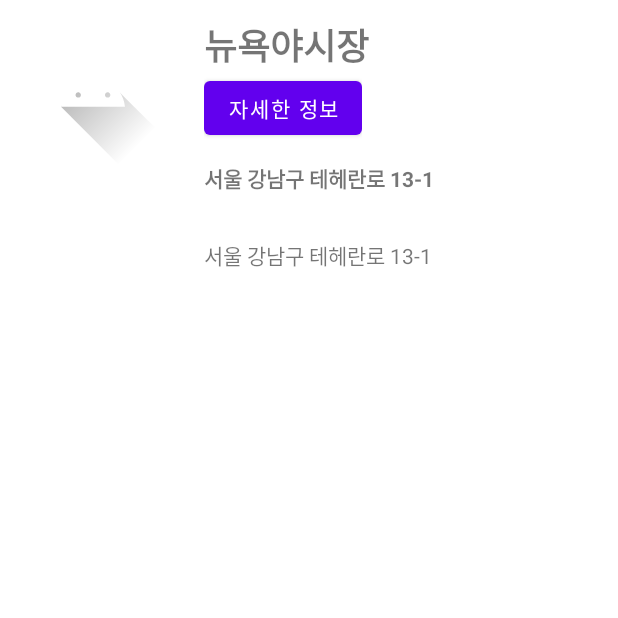
After one commit to HanBI24/2022_1_Capston_Edge-Map, an Android app: the fragment SearchBottomSheetFragment placed in its activity, on a phone screen of 412 x 824 dp, the top half of it. The commit adds this screen. Run offline under Robolectric (Android 15) with nearby library versions, the phone set to English and light mode, and no system bars; our stand-ins replace Dagger/Hilt's generated code, data binding; libraries missing offline, so code that uses them is left out: com.github.heyalex.bottomdrawer; 2 statements that could not run were skipped.

Commit message:
Add SearchBottomSheetFragment

```diff
--- a/app/src/main/java/com/example/hotplenavigation/view/bottom_menu/bookmark/webview/WebViewActivity.kt
+++ b/app/src/main/java/com/example/hotplenavigation/view/bottom_menu/bookmark/webview/WebViewActivity.kt
@@ -4,13 +4,16 @@ import android.webkit.WebViewClient
 import com.example.hotplenavigation.R
 import com.example.hotplenavigation.base.BindingActivity
 import com.example.hotplenavigation.databinding.ActivityWebBinding
+import dagger.hilt.android.AndroidEntryPoint
 
 // 해당 위치 정보를 더욱 자세히 알기 위한 WebView Activity
+@AndroidEntryPoint
 class WebViewActivity : BindingActivity<ActivityWebBinding>(R.layout.activity_web) {
 
     override fun initView() {
         // 사용자가 클릭한 해당 위치의 주소를 가져옴
         val address = intent.getStringExtra("get_address")
+        val recommend = intent.getStringExtra("get_recommend_title")
 
         // 웹뷰 초기 설정
         binding.webView.settings.apply {
@@ -22,7 +25,11 @@ class WebViewActivity : BindingActivity<ActivityWebBinding>(R.layout.activity_we
         // 웹뷰 띄우기
         binding.webView.apply {
             webViewClient = WebViewClient()
-            loadUrl("https://search.naver.com/search.naver?sm=tab_hty.top&where=nexearch&query=$address")
+            if(address == null) {
+                loadUrl("https://search.naver.com/search.naver?sm=tab_hty.top&where=nexearch&query=$recommend")
+            } else {
+                loadUrl("https://search.naver.com/search.naver?sm=tab_hty.top&where=nexearch&query=$address")
+            }
         }
     }
 }
--- a/app/src/main/java/com/example/hotplenavigation/view/bottom_menu/search/SearchFragment.kt
+++ b/app/src/main/java/com/example/hotplenavigation/view/bottom_menu/search/SearchFragment.kt
@@ -1,11 +1,14 @@
 package com.example.hotplenavigation.view.bottom_menu.search
 
 import android.content.Intent
+import android.widget.Toast
 import androidx.fragment.app.activityViewModels
 import com.example.hotplenavigation.R
 import com.example.hotplenavigation.base.BindingFragment
 import com.example.hotplenavigation.databinding.FragmentSearchBinding
+import com.example.hotplenavigation.view.bottom_menu.search.bottom_sheet.SearchBottomSheetFragment
 import com.example.hotplenavigation.view.bottom_menu.search.search_result.SearchResultActivity
+import com.example.hotplenavigation.view.bottom_menu.search.search_result.bottom_sheet.BottomSheetFragment
 import com.iammert.library.ui.multisearchviewlib.MultiSearchView
 import dagger.hilt.android.AndroidEntryPoint
 import java.lang.IndexOutOfBoundsException
@@ -15,10 +18,12 @@ import java.util.*
 @AndroidEntryPoint
 class SearchFragment : BindingFragment<FragmentSearchBinding>(R.layout.fragment_search) {
     private val searchFragmentViewModel: SearchFragmentViewModel by activityViewModels()
+    private val sheet: SearchBottomSheetFragment by lazy { SearchBottomSheetFragment() }
 
     override fun initView() {
         multiSearchViewInit()
-        ObserveData()
+        observeData()
+        onClickListener()
     }
 
     // 검색 기능: 오픈소스 라이브러리 활용
@@ -41,7 +46,7 @@ class SearchFragment : BindingFragment<FragmentSearchBinding>(R.layout.fragment_
         })
     }
 
-    private fun ObserveData() {
+    private fun observeData() {
         for(i in 0..5) {
             searchFragmentViewModel.getDuruData(
                 "qcjQXVRmqbxl/++PgL+DmjuHYAoLUDxFVyZcI70vaGOrYXYAWdBmNIEXwuNH7impD0bkwGKhWiX4IRTQB1aPXQ==",
@@ -110,5 +115,26 @@ class SearchFragment : BindingFragment<FragmentSearchBinding>(R.layout.fragment_
         }
     }
 
+    private fun onClickListener() {
+        binding.apply {
+            container1.setOnClickListener {
+                searchFragmentViewModel.getNumber.value = 1
+                fragmentManager?.let { it1 -> sheet.show(it1, "SearchBottomSheetFragment") }
+            }
+            container2.setOnClickListener {
+                searchFragmentViewModel.getNumber.value = 2
+                fragmentManager?.let { it1 -> sheet.show(it1, "SearchBottomSheetFragment") }
+            }
+            container3.setOnClickListener {
+                searchFragmentViewModel.getNumber.value = 3
+                fragmentManager?.let { it1 -> sheet.show(it1, "SearchBottomSheetFragment") }
+            }
+            container4.setOnClickListener {
+                searchFragmentViewModel.getNumber.value = 4
+                fragmentManager?.let { it1 -> sheet.show(it1, "SearchBottomSheetFragment") }
+            }
+        }
+    }
+
     private fun removeHtmlTag(desc: String) =  desc.replace("<(/)?([a-zA-Z]*)(\\s[a-zA-Z]*=[^>]*)?(\\s)*(/)?>", "")
 }
--- a/app/src/main/java/com/example/hotplenavigation/view/bottom_menu/search/SearchFragmentViewModel.kt
+++ b/app/src/main/java/com/example/hotplenavigation/view/bottom_menu/search/SearchFragmentViewModel.kt
@@ -30,6 +30,10 @@ class SearchFragmentViewModel @Inject constructor(
     val getDuruData4: LiveData<List<Duru>>
         get() = _getDuruData4
 
+    private val _getNumber = MutableLiveData<Int>()
+    val getNumber: MutableLiveData<Int>
+        get() = _getNumber
+
     fun getDuruData(
         serviceKey: String,
         pageNo: Int,
@@ -50,6 +54,5 @@ class SearchFragmentViewModel @Inject constructor(
                 getDuruRepository.makeGetDuruData(serviceKey, pageNo, numOfRows, _getDuruData4)
             }
         }
-
     }
 }
--- /dev/null
+++ b/app/src/main/java/com/example/hotplenavigation/view/bottom_menu/search/bottom_sheet/SearchBottomSheetFragment.kt
@@ -0,0 +1,67 @@
+package com.example.hotplenavigation.view.bottom_menu.search.bottom_sheet
+
+import android.content.Intent
+import android.os.Bundle
+import android.view.LayoutInflater
+import android.view.View
+import android.view.ViewGroup
+import androidx.fragment.app.activityViewModels
+import androidx.fragment.app.viewModels
+import com.example.hotplenavigation.databinding.FragmentSearchBottomSheetBinding
+import com.example.hotplenavigation.view.bottom_menu.bookmark.webview.WebViewActivity
+import com.example.hotplenavigation.view.bottom_menu.search.SearchFragmentViewModel
+import com.github.heyalex.bottomdrawer.BottomDrawerFragment
+import dagger.hilt.android.AndroidEntryPoint
+
+@AndroidEntryPoint
+class SearchBottomSheetFragment : BottomDrawerFragment() {
+    private var _binding: FragmentSearchBottomSheetBinding? = null
+    private val binding get() = _binding!!
+    private val searchFragmentViewModel: SearchFragmentViewModel by activityViewModels()
+
+    override fun onCreateView(
+        inflater: LayoutInflater,
+        container: ViewGroup?,
+        savedInstanceState: Bundle?
+    ): View {
+        _binding = FragmentSearchBottomSheetBinding.inflate(inflater, container, false)
+
+        initTextView()
+
+        return binding.root
+    }
+
+    private fun initTextView() {
+        binding.apply {
+            when(searchFragmentViewModel.getNumber.value) {
+                1 -> {
+                    tvTitle.text = searchFragmentViewModel.getDuruData1.value?.get(0)?.response?.body?.items?.item?.themeNm!!
+                    tvLineMsg.text = searchFragmentViewModel.getDuruData1.value?.get(0)?.response?.body?.items?.item?.linemsg!!
+                    tvDesc.text = removeHtmlTag(searchFragmentViewModel.getDuruData1.value?.get(0)?.response?.body?.items?.item?.themedesc!!)
+                }
+                2 -> {
+                    tvTitle.text = searchFragmentViewModel.getDuruData1.value?.get(1)?.response?.body?.items?.item?.themeNm!!
+                    tvLineMsg.text = searchFragmentViewModel.getDuruData1.value?.get(1)?.response?.body?.items?.item?.linemsg!!
+                    tvDesc.text = removeHtmlTag(searchFragmentViewModel.getDuruData1.value?.get(1)?.response?.body?.items?.item?.themedesc!!)
+                }
+                3 -> {
+                    tvTitle.text = searchFragmentViewModel.getDuruData1.value?.get(2)?.response?.body?.items?.item?.themeNm!!
+                    tvLineMsg.text = searchFragmentViewModel.getDuruData1.value?.get(2)?.response?.body?.items?.item?.linemsg!!
+                    tvDesc.text = removeHtmlTag(searchFragmentViewModel.getDuruData1.value?.get(2)?.response?.body?.items?.item?.themedesc!!)
+                }
+                4 -> {
+                    tvTitle.text = searchFragmentViewModel.getDuruData1.value?.get(3)?.response?.body?.items?.item?.themeNm!!
+                    tvLineMsg.text = searchFragmentViewModel.getDuruData1.value?.get(3)?.response?.body?.items?.item?.linemsg!!
+                    tvDesc.text = removeHtmlTag(searchFragmentViewModel.getDuruData1.value?.get(3)?.response?.body?.items?.item?.themedesc!!)
+                }
+            }
+            btnWeb.setOnClickListener {
+                val intent = Intent(context, WebViewActivity::class.java)
+                intent.putExtra("get_recommend_title", tvTitle.text)
+                startActivity(intent)
+            }
+        }
+    }
+
+    private fun removeHtmlTag(desc: String) = desc.replace("<(/)?([a-zA-Z]*)(\\s[a-zA-Z]*=[^>]*)?(\\s)*(/)?>", "")
+}
--- a/app/src/main/res/layout/fragment_search.xml
+++ b/app/src/main/res/layout/fragment_search.xml
@@ -38,6 +38,7 @@
             android:background="@drawable/card_bg">
 
             <LinearLayout
+                android:id="@+id/container1"
                 android:layout_width="match_parent"
                 android:layout_height="wrap_content"
                 android:orientation="vertical"
@@ -113,6 +114,7 @@
                     app:srcCompat="@drawable/ic_launcher_foreground" />
 
                 <LinearLayout
+                    android:id="@+id/container2"
                     android:layout_width="match_parent"
                     android:layout_height="wrap_content"
                     android:orientation="vertical"
@@ -160,6 +162,7 @@
             app:layout_constraintTop_toBottomOf="@id/card_view1">
 
             <LinearLayout
+                android:id="@+id/container3"
                 android:layout_width="match_parent"
                 android:layout_height="wrap_content"
                 android:orientation="vertical">
@@ -219,6 +222,7 @@
             app:layout_constraintTop_toBottomOf="@id/card_view2">
 
             <LinearLayout
+                android:id="@+id/container4"
                 android:layout_width="match_parent"
                 android:layout_height="wrap_content"
                 android:orientation="vertical">
--- /dev/null
+++ b/app/src/main/res/layout/fragment_search_bottom_sheet.xml
@@ -0,0 +1,104 @@
+<?xml version="1.0" encoding="utf-8"?>
+<layout xmlns:android="http://schemas.android.com/apk/res/android">
+
+    <data>
+
+    </data>
+
+    <LinearLayout
+        android:id="@+id/main_container"
+        android:layout_width="match_parent"
+        android:layout_height="match_parent"
+        android:nestedScrollingEnabled="false"
+        android:orientation="vertical">
+
+        <LinearLayout
+            android:layout_width="match_parent"
+            android:layout_height="wrap_content"
+            android:orientation="horizontal">
+
+            <LinearLayout
+                android:layout_width="wrap_content"
+                android:layout_height="wrap_content"
+                android:orientation="horizontal"
+                android:padding="12dp">
+
+                <ImageView
+                    android:id="@+id/iv_thumb"
+                    android:layout_width="100dp"
+                    android:layout_height="100dp"
+                    android:src="@drawable/ic_launcher_foreground" />
+            </LinearLayout>
+
+            <LinearLayout
+                android:layout_width="match_parent"
+                android:layout_height="wrap_content"
+                android:orientation="vertical"
+                android:padding="12dp">
+
+                <LinearLayout
+                    android:layout_width="match_parent"
+                    android:layout_height="wrap_content"
+                    android:gravity="center_vertical"
+                    android:orientation="vertical">
+
+                    <TextView
+                        android:id="@+id/tv_title"
+                        android:layout_width="wrap_content"
+                        android:layout_height="wrap_content"
+                        android:ellipsize="end"
+                        android:text="뉴욕야시장"
+                        android:textSize="24dp"
+                        android:textStyle="bold" />
+
+                    <LinearLayout
+                        android:layout_width="wrap_content"
+                        android:layout_height="wrap_content"
+                        android:gravity="center_vertical"
+                        android:orientation="horizontal">
+
+                        <Button
+                            android:id="@+id/btn_web"
+                            android:layout_width="match_parent"
+                            android:layout_height="match_parent"
+                            android:text="자세한 정보" />
+                    </LinearLayout>
+                </LinearLayout>
+
+                <LinearLayout
+                    android:layout_width="match_parent"
+                    android:layout_height="wrap_content"
+                    android:orientation="vertical">
+
+                    <TextView
+                        android:id="@+id/tv_line_msg"
+                        android:layout_width="wrap_content"
+                        android:layout_height="wrap_content"
+                        android:paddingTop="12dp"
+                        android:text="서울 강남구 테헤란로 13-1"
+                        android:textStyle="bold" />
+
+                    <TextView
+                        android:id="@+id/tv_desc"
+                        android:layout_width="wrap_content"
+                        android:layout_height="wrap_content"
+                        android:paddingTop="30dp"
+                        android:text="서울 강남구 테헤란로 13-1" />
+                </LinearLayout>
+
+            </LinearLayout>
+        </LinearLayout>
+
+        <LinearLayout
+            android:layout_width="match_parent"
+            android:layout_height="match_parent"
+            android:orientation="vertical"
+            android:padding="12dp">
+
+            <androidx.fragment.app.FragmentContainerView
+                android:id="@+id/container_map_temp"
+                android:layout_width="match_parent"
+                android:layout_height="500dp" />
+        </LinearLayout>
+    </LinearLayout>
+</layout>
```
